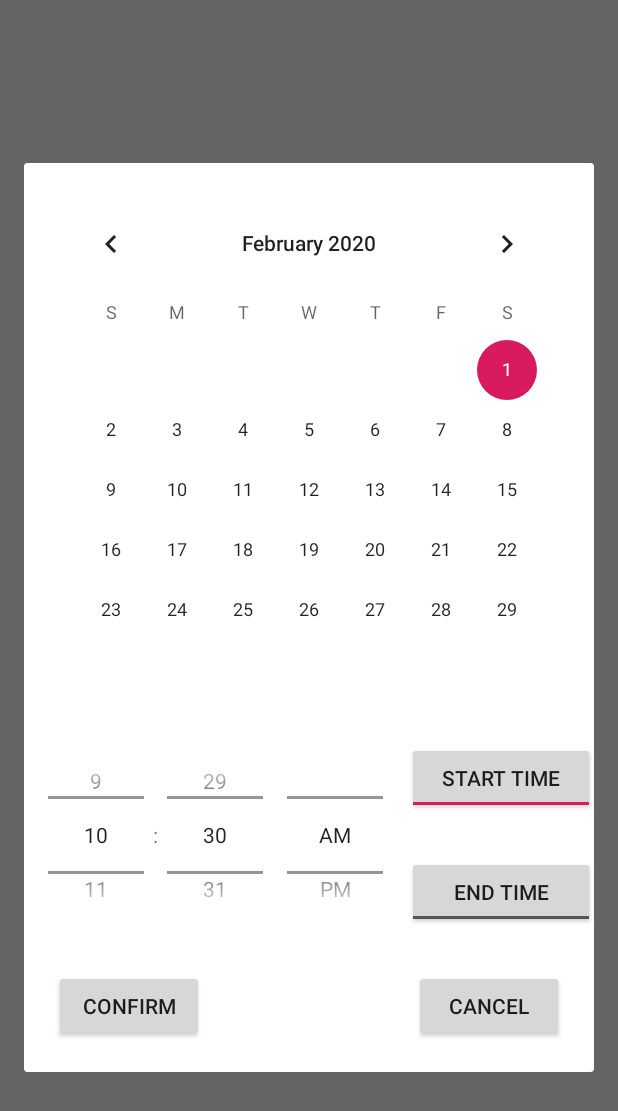
After one commit to burwinliu-zz/hackUCI2020, an Android app: the fragment TimePickerFragment placed in its activity, on a phone screen of 412 x 824 dp. The commit adds this screen. Shown: the top 1111 px of the screen. Run offline under Robolectric (Android 15) with nearby library versions, the phone set to English and light mode, and no system bars.

Commit message:
BOOM we got calendar fragment working

```diff
--- a/app/src/main/java/com/example/hackuci2020/MainActivity.java
+++ b/app/src/main/java/com/example/hackuci2020/MainActivity.java
@@ -1,55 +1,106 @@
 package com.example.hackuci2020;
 
+import androidx.appcompat.app.AppCompatActivity;
+import androidx.constraintlayout.widget.ConstraintLayout;
+
+import android.app.DatePickerDialog;
+import android.app.TimePickerDialog;
 import android.os.Bundle;
+import android.util.Log;
+import android.view.View;
+import android.widget.Button;
+import android.widget.TextView;
+import android.widget.TimePicker;
 
-import com.google.android.material.floatingactionbutton.FloatingActionButton;
-import com.google.android.material.snackbar.Snackbar;
+import com.example.hackuci2020.TimePickerFragment;
 
-import androidx.appcompat.app.AppCompatActivity;
-import androidx.appcompat.widget.Toolbar;
+import java.util.Calendar;
 
-import android.view.View;
-import android.view.Menu;
-import android.view.MenuItem;
+public class MainActivity extends AppCompatActivity implements TimePickerFragment.OnInputListener {
+    TextView dateSelected, hourStartSelected, hourEndSelected;
+    Button input, view;
+    Calendar calendar = Calendar.getInstance();
+    ConstraintLayout textViews;
 
-public class MainActivity extends AppCompatActivity {
+    int day = 0;
+    int month = 0;
+    int year = 0;
+    int hour_start = calendar.get(Calendar.HOUR_OF_DAY);
+    int minute_start = calendar.get(Calendar.MINUTE);
+    int hour_end = hour_start+1;
+    int minute_end = minute_start;
+
 
     @Override
     protected void onCreate(Bundle savedInstanceState) {
         super.onCreate(savedInstanceState);
+
         setContentView(R.layout.activity_main);
-        Toolbar toolbar = findViewById(R.id.toolbar);
-        setSupportActionBar(toolbar);
 
-        FloatingActionButton fab = findViewById(R.id.fab);
-        fab.setOnClickListener(new View.OnClickListener() {
+        dateSelected = findViewById(R.id.date_selected);
+        hourStartSelected = findViewById(R.id.time_startSelected);
+        hourEndSelected = findViewById(R.id.time_endSelected);
+
+        textViews = findViewById(R.id.textViews);
+
+        textViews.setOnClickListener(new View.OnClickListener() {
             @Override
-            public void onClick(View view) {
-                Snackbar.make(view, "Replace with your own action", Snackbar.LENGTH_LONG)
-                        .setAction("Action", null).show();
+            public void onClick(View v) {
+                TimePickerFragment dialog = new TimePickerFragment();
+                dialog.show(getSupportFragmentManager(), "TimeFragmentManager");
+
             }
         });
     }
 
+    protected int getDay(){
+        return day;
+    }
+
+    protected int getMonth(){
+        return month;
+    }
+
+    protected int getYear(){
+        return year;
+    }
+
+    protected int getHourStart(){
+        return hour_start;
+    }
+
+    protected int getHourEnd(){
+        return hour_end;
+    }
+
+    protected int getMinuteStart(){
+        return minute_start;
+    }
+
+    protected int getMinuteEnd(){
+        return minute_end;
+    }
+
+    //Implemented Interface
     @Override
-    public boolean onCreateOptionsMenu(Menu menu) {
-        // Inflate the menu; this adds items to the action bar if it is present.
-        getMenuInflater().inflate(R.menu.menu_main, menu);
-        return true;
+    public void sendTime(int h_start, int h_end, int m_start, int m_end){
+        hour_start = h_start;
+        minute_start = m_start;
+        hour_end = h_end;
+        minute_end = m_end;
     }
 
     @Override
-    public boolean onOptionsItemSelected(MenuItem item) {
-        // Handle action bar item clicks here. The action bar will
-        // automatically handle clicks on the Home/Up button, so long
-        // as you specify a parent activity in AndroidManifest.xml.
-        int id = item.getItemId();
+    public void sendInput(String date, String time_start, String time_end) {
+        dateSelected.setText(date);
+        hourStartSelected.setText(time_start);
+        hourEndSelected.setText(time_end);
+    }
 
-        //noinspection SimplifiableIfStatement
-        if (id == R.id.action_settings) {
-            return true;
-        }
-
-        return super.onOptionsItemSelected(item);
+    @Override
+    public void sendDates(int d, int m, int y) {
+        day = d;
+        month = m;
+        year = y;
     }
 }
--- /dev/null
+++ b/app/src/main/java/com/example/hackuci2020/TimePickerFragment.java
@@ -0,0 +1,267 @@
+package com.example.hackuci2020;
+
+import android.app.DatePickerDialog;
+import android.content.Context;
+import android.icu.text.SimpleDateFormat;
+import android.icu.util.Calendar;
+import android.os.Bundle;
+import android.util.Log;
+import android.view.LayoutInflater;
+import android.view.View;
+import android.view.ViewGroup;
+import android.widget.Button;
+import android.widget.CalendarView;
+import android.widget.DatePicker;
+import android.widget.TimePicker;
+import android.widget.ToggleButton;
+
+import androidx.annotation.NonNull;
+import androidx.annotation.Nullable;
+import androidx.fragment.app.DialogFragment;
+
+import java.util.Date;
+import java.util.Locale;
+
+public class TimePickerFragment
+        extends DialogFragment implements DatePickerDialog.OnDateSetListener {
+
+    public interface OnInputListener{
+        void sendInput(String date, String time_start, String time_end);
+        void sendDates(int d, int m, int y);
+        void sendTime(int h_start, int h_end, int m_start, int m_end);
+    }
+
+    private OnInputListener onInputListener;
+
+    private int dayInt, monthInt, yearInt, h_start, h_end, m_start, m_end;
+
+    private CalendarView calendarView;
+    private TimePicker timePicker;
+    private Button confirm, deny;
+    private String date, time_start, time_end;
+    private ToggleButton start, end;
+
+    @Nullable
+    @Override
+    public View onCreateView(LayoutInflater inflater, @Nullable ViewGroup container, Bundle savedInstanceState){
+        // Init variables
+        View view = inflater.inflate(R.layout.fragment_time_picker, container, false);
+        onInputListener = (OnInputListener) getActivity();
+
+        calendarView = view.findViewById(R.id.calendar);
+        timePicker = view.findViewById(R.id.time);
+        confirm = view.findViewById(R.id.confirm);
+        deny = view.findViewById(R.id.cancel);
+
+        start = view.findViewById(R.id.start);
+        end = view.findViewById(R.id.end);
+
+        final MainActivity mainActivity = ((MainActivity) this.getActivity());
+
+
+        // set values
+        // calendar set
+        // EXPLAINED TO HERE
+        try {
+            dayInt = mainActivity.getDay();
+            monthInt = mainActivity.getMonth();
+            yearInt = mainActivity.getYear();
+
+            if(dayInt != 0 || monthInt != 0 || yearInt != 0) {
+
+                Calendar calendar = Calendar.getInstance();
+                calendar.set(Calendar.YEAR, yearInt);
+                calendar.set(Calendar.MONTH, monthInt);
+                calendar.set(Calendar.DAY_OF_MONTH, dayInt);
+
+                long milliTime = calendar.getTimeInMillis();
+                calendarView.setDate(milliTime, true, true);
+            }
+            SimpleDateFormat sdf = new SimpleDateFormat("MM dd, yyyy");
+            date = sdf.format(new Date(calendarView.getDate()));
+        }
+        catch (Exception NullPointerException) {Log.e("onCreateView", "Null Calendar");}
+        //time set
+        try {
+            String AM_PMStart, AM_PMEnd;
+            h_start = mainActivity.getHourStart();
+            h_end = mainActivity.getHourEnd();
+            m_start = mainActivity.getMinuteStart();
+            m_end = mainActivity.getMinuteEnd();
+
+            if(h_start < 12) {
+                AM_PMStart = "AM";
+            } else {
+                AM_PMStart = "PM";
+            }
+            if(h_end < 12) {
+                AM_PMEnd = "AM";
+            } else {
+                AM_PMEnd = "PM";
+            }
+
+            time_start = String.format(Locale.getDefault(),"%02d:%02d %s",
+                    h_start, m_start, AM_PMStart);
+            time_end = String.format(Locale.getDefault(),"%02d:%02d %s",
+                    h_end, h_end, AM_PMEnd);
+
+            setTime(h_start, m_start);
+        }
+        catch (Exception NullPointerException){Log.e("onCreateView", "Null Time");}
+        //button set
+        start.setChecked(true);
+        end.setChecked(false);
+
+        //Set listeners
+        //start/end
+        start.setOnClickListener(new View.OnClickListener() {
+            @Override
+            public void onClick(View v) {
+                start.setChecked(true);
+                end.setChecked(false);
+                setTime(h_start, m_start);
+            }
+        });
+        end.setOnClickListener(new View.OnClickListener() {
+            @Override
+            public void onClick(View v) {
+                end.setChecked(true);
+                start.setChecked(false);
+                setTime(h_end, m_end);
+            }
+        });
+        //calendar
+        calendarView.setOnDateChangeListener(new CalendarView.OnDateChangeListener(){
+            @Override
+            public void onSelectedDayChange(@NonNull CalendarView view, int year, int monthOfYear, int dayOfMonth) {
+                date = String.format(Locale.getDefault(),"%s %02d, %04d",
+                        correspondingMonth(monthOfYear), dayOfMonth, year);
+                dayInt = dayOfMonth;
+                monthInt = monthOfYear;
+                yearInt = year;
+            }
+        });
+        //time
+        timePicker.setOnTimeChangedListener(new TimePicker.OnTimeChangedListener() {
+            @Override
+            public void onTimeChanged(TimePicker view, int hourOfDay, int minute) {
+                String AM_PM;
+                if(hourOfDay < 12) {
+                    AM_PM = "AM";
+                } else {
+                    AM_PM = "PM";
+                }
+                // TODO double check the edge case conditional
+                if(start.isChecked()){
+                    if(hourOfDay > h_end || (hourOfDay == h_end && minute > m_end)){
+                        h_end = hourOfDay+1;
+                        if(hourOfDay == 11){
+                            time_end = String.format(Locale.getDefault(),"%02d:%02d %s",
+                                    h_end, m_end, "PM");
+                        }
+                        else if (hourOfDay == 23){
+                            time_end = String.format(Locale.getDefault(),"%02d:%02d %s",
+                                    0, m_end, "AM");
+                            h_end = 0;
+                        }
+                        else{
+                            time_end = String.format(Locale.getDefault(), "%02d:%02d %s",
+                                    h_end, m_end, AM_PM);
+                        }
+                    }
+                    time_start = String.format(Locale.getDefault(),"%02d:%02d %s",
+                            hourOfDay, minute, AM_PM);
+                    h_start = hourOfDay;
+                    m_start = minute;
+                }
+                else{
+                    if(hourOfDay < h_start || (hourOfDay == h_start && minute < m_start)){
+                        h_start = hourOfDay-1;
+                        if(hourOfDay == 0){
+                            time_end = String.format(Locale.getDefault(),"%02d:%02d %s",
+                                    23, m_end, "PM");
+                            h_start = 23;
+                        }
+                        else if(hourOfDay == 12){
+                            time_end = String.format(Locale.getDefault(),"%02d:%02d %s",
+                                    11, m_end, "AM");
+                        }
+                        else {
+                            time_end = String.format(Locale.getDefault(), "%02d:%02d %s",
+                                    hourOfDay - 1, m_end, AM_PM);
+                        }
+                    }
+                    time_end = String.format(Locale.getDefault(),"%02d:%02d %s",
+                            hourOfDay, minute, AM_PM);
+                    h_end = hourOfDay;
+                    m_end = minute;
+                }
+            }
+        });
+
+        //deny/confirm
+        deny.setOnClickListener(new View.OnClickListener(){
+            @Override
+            public void onClick(View v){
+                if(getDialog() != null && getDialog().isShowing()) {
+                    getDialog().dismiss();
+                }
+            }
+        });
+        confirm.setOnClickListener(new View.OnClickListener(){
+            @Override
+            public void onClick(View v){
+                onInputListener.sendInput(date, time_start, time_end);
+                onInputListener.sendDates(dayInt, monthInt, yearInt);
+                onInputListener.sendTime(h_start, h_end, m_start, m_end);
+                if(getDialog() != null && getDialog().isShowing()) {
+                    getDialog().dismiss();
+                }
+            }
+        });
+        return view;
+    }
+
+    public void onDateSet(DatePicker view, int yy, int mm, int dd){
+        date = String.format(Locale.getDefault(),"%02d %02d, %04d", dd, mm, yy);
+        Log.w("On Data Set", date);
+    }
+
+    private String correspondingMonth(int month) {
+        String monthString;
+        switch (month+1) {
+            case 1:  monthString = "January";
+                break;
+            case 2:  monthString = "February";
+                break;
+            case 3:  monthString = "March";
+                break;
+            case 4:  monthString = "April";
+                break;
+            case 5:  monthString = "May";
+                break;
+            case 6:  monthString = "June";
+                break;
+            case 7:  monthString = "July";
+                break;
+            case 8:  monthString = "August";
+                break;
+            case 9:  monthString = "September";
+                break;
+            case 10: monthString = "October";
+                break;
+            case 11: monthString = "November";
+                break;
+            case 12: monthString = "December";
+                break;
+            default: monthString = "Invalid month";
+                break;
+        }
+        return monthString;
+    }
+
+    private void setTime(int hour, int minute){
+        timePicker.setHour(hour);
+        timePicker.setMinute(minute);
+    }
+}
--- a/app/src/main/res/layout/activity_main.xml
+++ b/app/src/main/res/layout/activity_main.xml
@@ -1,33 +1,84 @@
 <?xml version="1.0" encoding="utf-8"?>
-<androidx.coordinatorlayout.widget.CoordinatorLayout xmlns:android="http://schemas.android.com/apk/res/android"
+<androidx.constraintlayout.widget.ConstraintLayout xmlns:android="http://schemas.android.com/apk/res/android"
     xmlns:app="http://schemas.android.com/apk/res-auto"
     xmlns:tools="http://schemas.android.com/tools"
     android:layout_width="match_parent"
     android:layout_height="match_parent"
     tools:context=".MainActivity">
 
-    <com.google.android.material.appbar.AppBarLayout
-        android:layout_width="match_parent"
+
+    <androidx.constraintlayout.widget.ConstraintLayout
+        android:id="@+id/textViews"
+        android:layout_width="fill_parent"
         android:layout_height="wrap_content"
-        android:theme="@style/AppTheme.AppBarOverlay">
+        app:layout_constraintBottom_toBottomOf="parent"
+        app:layout_constraintEnd_toEndOf="parent"
+        app:layout_constraintStart_toStartOf="parent"
+        app:layout_constraintTop_toTopOf="parent"
+        app:layout_constraintVertical_bias="0.553">
 
-        <androidx.appcompat.widget.Toolbar
-            android:id="@+id/toolbar"
-            android:layout_width="match_parent"
-            android:layout_height="?attr/actionBarSize"
-            android:background="?attr/colorPrimary"
-            app:popupTheme="@style/AppTheme.PopupOverlay" />
+        <TextView
+            android:id="@+id/date_selected"
+            android:layout_width="wrap_content"
+            android:layout_height="wrap_content"
+            android:text="@string/no_date"
+            app:layout_constraintEnd_toEndOf="@+id/time_endSelected"
+            app:layout_constraintStart_toStartOf="@+id/time_startSelected"
+            app:layout_constraintTop_toTopOf="parent" />
 
-    </com.google.android.material.appbar.AppBarLayout>
+        <TextView
+            android:id="@+id/time_startSelected"
+            android:layout_width="wrap_content"
+            android:layout_height="wrap_content"
+            android:text="@string/no_time"
+            android:layout_marginTop="24dp"
+            app:layout_constraintEnd_toStartOf="@+id/time_endSelected"
+            app:layout_constraintStart_toStartOf="parent"
+            app:layout_constraintTop_toBottomOf="@id/date_selected"/>
 
-    <include layout="@layout/content_main" />
+        <TextView
+            android:id="@+id/time_endSelected"
+            android:layout_width="wrap_content"
+            android:layout_height="wrap_content"
+            android:text="@string/no_time"
+            android:layout_marginTop="24dp"
+            app:layout_constraintEnd_toEndOf="parent"
+            app:layout_constraintStart_toEndOf="@+id/time_startSelected"
+            app:layout_constraintTop_toBottomOf="@id/date_selected"/>
+    </androidx.constraintlayout.widget.ConstraintLayout>
 
-    <com.google.android.material.floatingactionbutton.FloatingActionButton
-        android:id="@+id/fab"
-        android:layout_width="wrap_content"
+    <androidx.constraintlayout.widget.ConstraintLayout
+        android:id="@+id/database_control"
+        android:layout_width="fill_parent"
         android:layout_height="wrap_content"
-        android:layout_gravity="bottom|end"
-        android:layout_margin="@dimen/fab_margin"
-        app:srcCompat="@android:drawable/ic_dialog_email" />
+        android:layout_marginTop="24dp"
+        app:layout_constraintEnd_toEndOf="parent"
+        app:layout_constraintHorizontal_bias="1.0"
+        app:layout_constraintStart_toStartOf="parent"
+        app:layout_constraintTop_toBottomOf="@+id/textViews">
 
-</androidx.coordinatorlayout.widget.CoordinatorLayout>
+        <Button
+            android:id="@+id/viewDatabase"
+            android:layout_width="wrap_content"
+            android:layout_height="wrap_content"
+            android:text="@string/view"
+            app:layout_constraintBottom_toBottomOf="parent"
+            app:layout_constraintEnd_toEndOf="parent"
+            app:layout_constraintHorizontal_bias="0.5"
+            app:layout_constraintStart_toEndOf="@+id/inputDatabase"
+            app:layout_constraintTop_toTopOf="parent" />
+
+        <Button
+            android:id="@+id/inputDatabase"
+            android:layout_width="wrap_content"
+            android:layout_height="wrap_content"
+            android:text="@string/input"
+            app:layout_constraintBottom_toBottomOf="parent"
+            app:layout_constraintEnd_toStartOf="@+id/viewDatabase"
+            app:layout_constraintHorizontal_bias="0.5"
+            app:layout_constraintStart_toStartOf="parent"
+            app:layout_constraintTop_toTopOf="parent" />
+    </androidx.constraintlayout.widget.ConstraintLayout>
+
+
+</androidx.constraintlayout.widget.ConstraintLayout>
--- /dev/null
+++ b/app/src/main/res/layout/fragment_time_picker.xml
@@ -0,0 +1,87 @@
+<?xml version="1.0" encoding="utf-8"?>
+<androidx.constraintlayout.widget.ConstraintLayout xmlns:android="http://schemas.android.com/apk/res/android"
+    xmlns:app="http://schemas.android.com/apk/res-auto"
+    xmlns:tools="http://schemas.android.com/tools"
+    android:layout_width="match_parent"
+    android:layout_height="wrap_content"
+    android:layout_gravity="bottom"
+    android:layout_marginBottom="20dp"
+    android:background="@android:color/transparent"
+
+    tools:context=".MainActivity">
+
+    <ToggleButton
+        android:id="@+id/start"
+        android:layout_width="125dp"
+        android:layout_height="wrap_content"
+        android:textOff="@string/start"
+        android:textOn="@string/start"
+        app:layout_constraintBottom_toTopOf="@+id/end"
+        app:layout_constraintEnd_toEndOf="@+id/end"
+        app:layout_constraintTop_toBottomOf="@+id/calendar" />
+
+    <ToggleButton
+        android:id="@+id/end"
+        android:layout_width="125dp"
+        android:layout_height="wrap_content"
+        android:textOff="@string/end"
+        android:textOn="@string/end"
+        app:layout_constraintBottom_toTopOf="@+id/buttons"
+        app:layout_constraintEnd_toEndOf="parent"
+        app:layout_constraintStart_toEndOf="@+id/time"
+        app:layout_constraintTop_toBottomOf="@+id/start" />
+
+
+    <CalendarView
+        android:id="@+id/calendar"
+        android:layout_width="wrap_content"
+        android:layout_height="wrap_content"
+        android:layout_marginBottom="20dp"
+        android:layout_marginTop="20dp"
+        app:layout_constraintBottom_toTopOf="@+id/time"
+        app:layout_constraintLeft_toLeftOf="parent"
+        app:layout_constraintRight_toRightOf="parent"
+        app:layout_constraintTop_toTopOf="parent" />
+
+
+    <TimePicker
+        android:id="@+id/time"
+        android:layout_width="wrap_content"
+        android:layout_height="140dp"
+        android:timePickerMode="spinner"
+        app:layout_constraintBottom_toTopOf="@+id/buttons"
+        app:layout_constraintEnd_toStartOf="@+id/end"
+        app:layout_constraintHorizontal_bias="0.5"
+        app:layout_constraintStart_toStartOf="parent"
+        app:layout_constraintTop_toBottomOf="@+id/calendar" />
+
+    <RelativeLayout
+        android:id="@+id/buttons"
+        android:layout_width="match_parent"
+        android:layout_height="wrap_content"
+        android:layout_marginTop="20dp"
+        android:layout_marginBottom="20dp"
+        app:layout_constraintBottom_toBottomOf="parent"
+        app:layout_constraintEnd_toEndOf="parent"
+        app:layout_constraintStart_toStartOf="parent"
+        app:layout_constraintTop_toBottomOf="@+id/time">
+
+        <Button
+            android:id="@+id/confirm"
+            android:layout_width="100dp"
+            android:layout_height="wrap_content"
+            android:layout_alignParentStart="true"
+            android:layout_marginStart="20dp"
+            android:text="@string/confirm" />
+
+        <Button
+            android:id="@+id/cancel"
+            android:layout_width="100dp"
+            android:layout_height="wrap_content"
+            android:layout_alignParentEnd="true"
+            android:layout_marginEnd="20dp"
+            android:text="@string/cancel" />
+    </RelativeLayout>
+
+
+</androidx.constraintlayout.widget.ConstraintLayout>
--- a/app/src/main/res/values/strings.xml
+++ b/app/src/main/res/values/strings.xml
@@ -1,4 +1,16 @@
 <resources>
-    <string name="app_name">hackUCI2020</string>
-    <string name="action_settings">Settings</string>
+    <string name="app_name">Database Form</string>
+
+    <string name="no_time">0:00 AM</string>
+    <string name="no_date">January 1, 0000</string>
+    <string name="input">Input</string>
+    <string name="view">View</string>
+
+    <string name="start">Start Time</string>
+    <string name="end">End Time</string>
+
+    <string name="show_frag">Fragment</string>
+    <string name="confirm">Confirm</string>
+    <string name="cancel">Cancel</string>
+
 </resources>
```
Also changed, not shown: app/build.gradle (+6 -5 lines), app/src/main/res/menu/menu_main.xml (deleted, +0 -10 lines).
